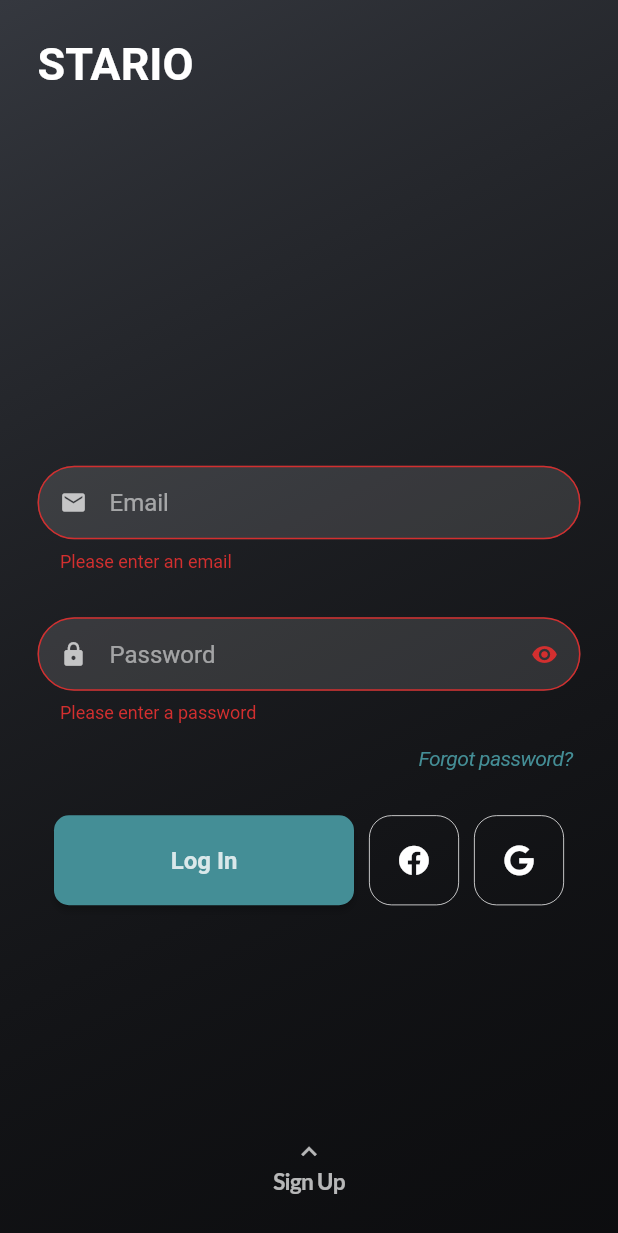
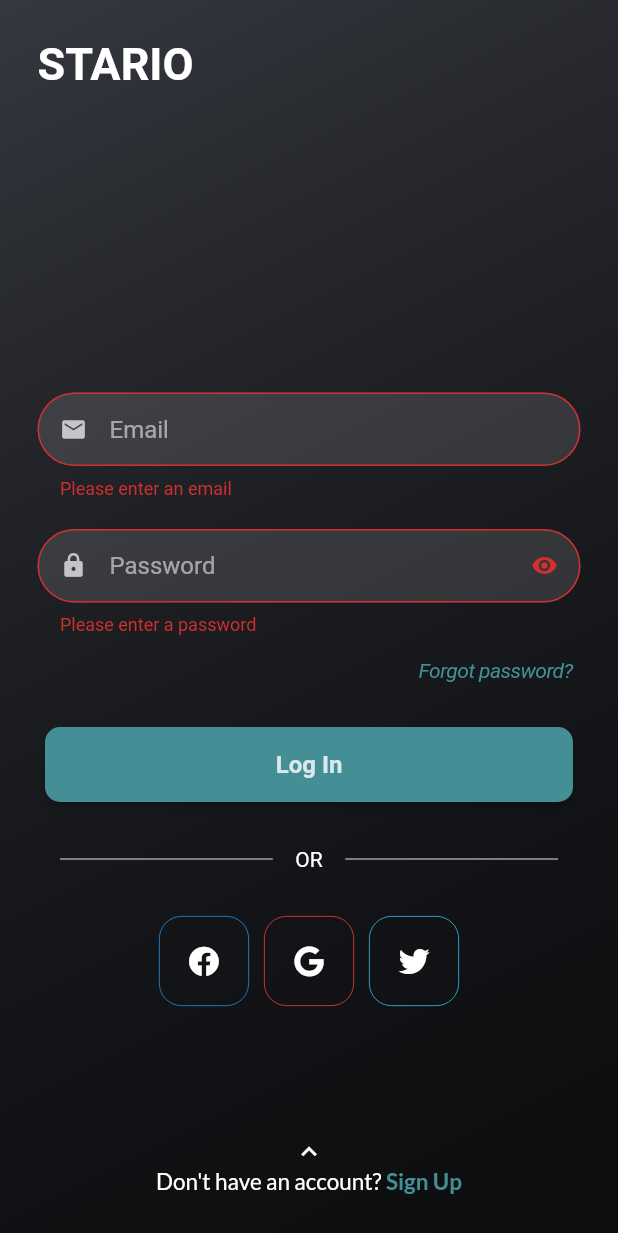
Before and after one commit to Vancarii/stario, a Flutter app: the screen it shows after launch, after a tap on "Log In", on a phone screen of 412 x 824 dp. Shown: the top 1233 px of the screen. Run offline on Flutter 3.47's test engine with Material 2 defaults, Android fonts, the phone set to English and light mode, and no system bars; drawn by our look-alikes of rounded_loading_button; our stand-ins replace bubble_tab_indicator, dots_indicator, firebase_auth, firebase_core, font_awesome_flutter, form_field_validator and 3 more; missing offline and left inert: extended_tabs; accounts and stored records are empty.

Commit message:
reorganized login page ui

```diff
--- a/lib/src/core/auth/login/login_page.dart
+++ b/lib/src/core/auth/login/login_page.dart
@@ -27,6 +27,8 @@ class _LoginPageState extends State<LoginPage> {
 
   bool passwordIsVisible = false;
 
+  bool loginButtonPressed = false;
+
   String _loginUsername;
   String _loginEmail;
   String _loginPassword;
@@ -34,14 +36,14 @@ class _LoginPageState extends State<LoginPage> {
   String emailErrorMessage;
   String passwordErrorMessage;
 
-  bool loginButtonPressed = false;
-  bool showSpinner = false;
+  String logInErrorMessage;
+
   @override
   Widget build(BuildContext context) {
-    return SafeArea(
-      child: Scaffold(
+    return Scaffold(
       resizeToAvoidBottomInset: true,
-        body: SingleChildScrollView(
+      body: SafeArea(
+        child: SingleChildScrollView(
           physics: ClampingScrollPhysics(),
           child: Container(
             height: MediaQuery.of(context).size.height - MediaQuery.of(context).padding.top,
@@ -54,12 +56,18 @@ class _LoginPageState extends State<LoginPage> {
             )),
             alignment: Alignment.center,
             child: Column(
-              mainAxisSize: MainAxisSize.min,
-              mainAxisAlignment: MainAxisAlignment.spaceEvenly,
+              //mainAxisAlignment: MainAxisAlignment.spaceBetween,
               children: [
-                introTitle(),
+                Expanded(flex: 2, child: introTitle()),
                 inputTextFields(),
-                buttonsRow(),
+                Expanded(
+                    flex: 1,
+                    child: Column(
+                      mainAxisAlignment: MainAxisAlignment.end,
+                      children: [
+                        signUpButton(),
+                      ],
+                    )),
               ],
             ),
           ),
@@ -69,23 +77,13 @@ class _LoginPageState extends State<LoginPage> {
   }
 
   Widget introTitle() {
-    return Expanded(
-      child: Container(
-        child: Row(
-          children: [
-            Expanded(
-              child: Container(
+    return Container(
       alignment: Alignment.topLeft,
       child: Text(
         'STARIO',
         style: TextStyle(
           fontWeight: FontWeight.bold,
           fontSize: 30.0,
-                  ),
-                ),
-              ),
-            ),
-          ],
         ),
       ),
     );
@@ -100,7 +98,168 @@ class _LoginPageState extends State<LoginPage> {
           emailTextField(),
           passwordTextField(),
           forgotPasswordButton(),
+          logInButton(),
+          orDivider(),
+          buttonsRow(),
         ],
+      ),
+    );
+  }
+
+  Widget buttonsRow() {
+    return Row(
+      mainAxisAlignment: MainAxisAlignment.center,
+      children: [
+        otherLoginMethodButton(
+            icon: FontAwesomeIcons.facebook, onPressed: () {}, borderColor: Colors.blue),
+        otherLoginMethodButton(
+            icon: FontAwesomeIcons.google, onPressed: () {}, borderColor: Colors.red),
+        otherLoginMethodButton(
+            icon: FontAwesomeIcons.twitter, onPressed: () {}, borderColor: Colors.lightBlueAccent),
+      ],
+    );
+  }
+
+  Widget orDivider() {
+    return Padding(
+      padding: const EdgeInsets.symmetric(vertical: 15.0),
+      child: Row(
+        children: [
+          Expanded(
+            child: Divider(
+              indent: 15,
+              endIndent: 15,
+              color: Colors.white60,
+              thickness: 1,
+            ),
+          ),
+          Text('OR'),
+          Expanded(
+            child: Divider(
+              indent: 15,
+              endIndent: 15,
+              color: Colors.white60,
+              thickness: 1,
+            ),
+          ),
+        ],
+      ),
+    );
+  }
+
+  Widget logInButton() {
+    return Padding(
+      padding: const EdgeInsets.symmetric(vertical: 15.0, horizontal: 5.0),
+      child: RoundedLoadingButton(
+        borderRadius: 10.0,
+        color: Theme.of(context).accentColor,
+        width: MediaQuery.of(context).size.width,
+        child: Text(
+          'Log In',
+          style: TextStyle(
+            fontSize: 16,
+            color: Colors.white.withOpacity(0.8),
+            fontWeight: FontWeight.bold,
+          ),
+        ),
+        controller: _loginBtnController,
+        onPressed: () async {
+          setState(() {
+            _loginBtnController.start();
+
+            loginButtonPressed = true;
+            if (_loginEmail == null) {
+              emailErrorMessage = 'Please enter an email';
+            }
+            if (_loginPassword == null) {
+              passwordErrorMessage = 'Please enter a password';
+            }
+          });
+          print('$_loginUsername $_loginEmail $_loginPassword');
+          try {
+            final user = await _auth.signInWithEmailAndPassword(
+                email: _loginEmail, password: _loginPassword);
+            if (user != null) {
+              _loginBtnController.success();
+              //Navigator.of(context).popUntil((route) => route.isFirst);
+
+              //Save the user email so that it stays login
+              SharedPreferences prefs = await SharedPreferences.getInstance();
+              prefs.setString('email', '$_loginEmail');
+
+              Timer(
+                Duration(milliseconds: 500),
+                () {
+                  Navigator.pushAndRemoveUntil(
+                    context,
+                    MaterialPageRoute(
+                      builder: (context) => SongBottomSheet(),
+                    ),
+                    (Route<dynamic> route) => false,
+                  );
+                },
+              );
+            }
+          } catch (e) {
+            _loginBtnController.error();
+            print('errormessage: $e');
+            print('REPLACED ERROR MESSAGE' +
+                e.toString().substring(e.toString().indexOf(']') + 1, e.toString().length));
+          }
+        },
+      ),
+    );
+  }
+
+  Widget signUpButton() {
+    return CupertinoButton(
+      onPressed: () {
+        Navigator.of(context)
+            .push(RouteTransitions().slideUpJoinedTransitionType(LoginPage(), RegisterPage()));
+        //Navigator.push(context, MaterialPageRoute(builder: (context) => RegisterPage()));
+      },
+      padding: const EdgeInsets.all(0),
+      child: Container(
+        width: double.infinity,
+        /*decoration: BoxDecoration(
+            border: Border(
+              top: BorderSide(color: Colors.white60),
+            ),
+            color: Colors.transparent),*/
+        child: Column(
+          children: [
+            Icon(
+              Icons.keyboard_arrow_up,
+              color: Colors.white,
+            ),
+            RichText(
+              text: TextSpan(
+                text: 'Don\'t have an account? ',
+                style: GoogleFonts.lato(fontSize: 15.0),
+                children: [
+                  TextSpan(
+                    text: 'Sign Up',
+                    style: GoogleFonts.lato(
+                      color: Theme.of(context).accentColor,
+                      fontWeight: FontWeight.bold,
+                      fontSize: 15.0,
+                    ),
+                  ),
+                ],
+              ),
+            ),
+            /*Text(
+              'Don\'t have an account? Sign Up',
+              textAlign: TextAlign.end,
+              style: GoogleFonts.lato(
+                //fontStyle: FontStyle.italic,
+                color: Colors.white,
+                fontWeight: FontWeight.w600,
+                fontSize: 15.0,
+              ),
+            ),*/
+          ],
+        ),
       ),
     );
   }
@@ -109,12 +268,15 @@ class _LoginPageState extends State<LoginPage> {
     return CustomRoundedTextField(
       minLines: 1,
       maxLines: 1,
+      formatter: [
+        FilteringTextInputFormatter.allow(RegExp('[a-z0-9._-]')),
+      ],
       keyboard: TextInputType.name,
       keyboardAction: TextInputAction.next,
       labelText: 'Username',
       startIcon: Icon(Icons.account_circle),
       borderColor: Theme.of(context).primaryColor,
-      padding: const EdgeInsets.symmetric(vertical: 15.0),
+      padding: const EdgeInsets.symmetric(vertical: 10.0),
       onTextChanged: (userInput) {
         _loginBtnController.reset();
 
@@ -133,7 +295,7 @@ class _LoginPageState extends State<LoginPage> {
       labelText: 'Email',
       startIcon: Icon(Icons.email),
       borderColor: Theme.of(context).primaryColor,
-      padding: const EdgeInsets.symmetric(vertical: 15.0),
+      padding: const EdgeInsets.symmetric(vertical: 10.0),
       errorText: emailErrorMessage,
       onTextChanged: (emailInput) {
         _loginBtnController.reset();
@@ -191,7 +353,7 @@ class _LoginPageState extends State<LoginPage> {
       ),
       password: !passwordIsVisible,
       borderColor: Theme.of(context).primaryColor,
-      padding: const EdgeInsets.only(top: 15.0),
+      padding: const EdgeInsets.only(top: 10.0),
       errorText: passwordErrorMessage,
       onTextChanged: (passwordInput) {
         _loginBtnController.reset();
@@ -228,7 +390,8 @@ class _LoginPageState extends State<LoginPage> {
     );
   }
 
-  CupertinoButton otherLoginMethodButton({IconData icon, Function onPressed}) {
+  CupertinoButton otherLoginMethodButton(
+      {IconData icon, Function onPressed, Color borderColor = Colors.white}) {
     return CupertinoButton(
       padding: const EdgeInsets.symmetric(vertical: 15.0, horizontal: 5.0),
       child: Container(
@@ -239,7 +402,7 @@ class _LoginPageState extends State<LoginPage> {
             borderRadius: BorderRadius.all(Radius.circular(15.0)),
             color: Colors.transparent,
             border: Border.all(
-              color: Colors.white,
+              color: borderColor,
               width: 0.5,
             ),
           ),
@@ -250,156 +413,4 @@ class _LoginPageState extends State<LoginPage> {
       onPressed: onPressed,
     );
   }
-
-  Widget buttonsRow() {
-    return Expanded(
-      child: Column(
-        mainAxisAlignment: MainAxisAlignment.spaceBetween,
-        children: [
-          Row(
-            mainAxisAlignment: MainAxisAlignment.spaceEvenly,
-            mainAxisSize: MainAxisSize.min,
-            children: [
-              Padding(
-                padding: const EdgeInsets.symmetric(vertical: 15.0, horizontal: 5.0),
-                child: RoundedLoadingButton(
-                  borderRadius: 10.0,
-                  color: Theme.of(context).accentColor,
-                  width: 200,
-                  height: 60,
-                  child: Text(
-                    'Log In',
-                    style: TextStyle(
-                      fontSize: 16,
-                      color: Colors.white.withOpacity(0.8),
-                      fontWeight: FontWeight.bold,
-                    ),
-                  ),
-                  controller: _loginBtnController,
-                  onPressed: () async {
-                    setState(() {
-                      _loginBtnController.start();
-
-                      loginButtonPressed = true;
-                      if (_loginEmail == null) {
-                        emailErrorMessage = 'Please enter an email';
 }
-                      if (_loginPassword == null) {
-                        passwordErrorMessage = 'Please enter a password';
-                      }
-                    });
-                    print('$_loginUsername $_loginEmail $_loginPassword');
-                    try {
-                      final user = await _auth.signInWithEmailAndPassword(
-                          email: _loginEmail, password: _loginPassword);
-                      if (user != null) {
-                        _loginBtnController.success();
-                        //Navigator.of(context).popUntil((route) => route.isFirst);
-
-                        //Save the user email so that it stays login
-                        SharedPreferences prefs = await SharedPreferences.getInstance();
-                        prefs.setString('email', '$_loginEmail');
-
-                        Timer(
-                          Duration(milliseconds: 500),
-                          () {
-                            Navigator.pushAndRemoveUntil(
-                              context,
-                              MaterialPageRoute(
-                                builder: (context) => SongBottomSheet(),
-                              ),
-                              (Route<dynamic> route) => false,
-                            );
-                          },
-                        );
-                      }
-                    } catch (e) {
-                      _loginBtnController.error();
-                      print(e);
-                    }
-                  },
-                ),
-              ),
-              /*CupertinoButton(
-                padding: const EdgeInsets.symmetric(vertical: 15.0, horizontal: 5.0),
-                onPressed: () async {
-                  setState(() {
-                    loginButtonPressed = true;
-                    if (_loginEmail == null) {
-                      emailErrorMessage = 'Please enter an email';
-                    }
-                    if (_loginPassword == null) {
-                      passwordErrorMessage = 'Please enter a password';
-                    }
-                  });
-                  print('$_loginUsername $_loginEmail $_loginPassword');
-                  try {
-                    final user = await _auth.signInWithEmailAndPassword(
-                        email: _loginEmail, password: _loginPassword);
-                    if (user != null) {
-                      Navigator.push(
-                          context, MaterialPageRoute(builder: (context) => SongBottomSheet()));
-                    }
-                  } catch (e) {
-                    print(e);
-                  }
-                },
-                child: Container(
-                  width: 200,
-                  height: 60,
-                  alignment: Alignment.center,
-                  decoration: BoxDecoration(
-                    borderRadius: BorderRadius.all(Radius.circular(15.0)),
-                    color: Theme.of(context).accentColor,
-                    boxShadow: [
-                      BoxShadow(
-                          color: Colors.black,
-                          blurRadius: 2,
-                          spreadRadius: 2,
-                          offset: Offset(2, 2)),
-                    ],
-                  ),
-                  child: Text(
-                    'Log In',
-                    style: TextStyle(
-                      color: Colors.white.withOpacity(0.8),
-                      fontWeight: FontWeight.bold,
-                    ),
-                  ),
-                ),
-              ),*/
-              otherLoginMethodButton(icon: FontAwesomeIcons.facebook, onPressed: () {}),
-              otherLoginMethodButton(icon: FontAwesomeIcons.google, onPressed: () {}),
-            ],
-          ),
-          CupertinoButton(
-            onPressed: () {
-              Navigator.of(context).push(
-                  RouteTransitions().slideUpJoinedTransitionType(LoginPage(), RegisterPage()));
-              //Navigator.push(context, MaterialPageRoute(builder: (context) => RegisterPage()));
-            },
-            padding: const EdgeInsets.all(0),
-            child: Column(
-              children: [
-                Icon(
-                  Icons.keyboard_arrow_up,
-                  color: Colors.white70,
-                ),
-                Text(
-                  'Sign Up',
-                  textAlign: TextAlign.end,
-                  style: GoogleFonts.lato(
-                    //fontStyle: FontStyle.italic,
-                    color: Colors.white70,
-                    fontWeight: FontWeight.w600,
-                    fontSize: 15.0,
-                  ),
-                ),
-              ],
-            ),
-          ),
-        ],
-      ),
-    );
-  }
-}
--- a/lib/src/core/auth/register/register_page.dart
+++ b/lib/src/core/auth/register/register_page.dart
@@ -33,6 +33,8 @@ class _RegisterPageState extends State<RegisterPage> {
   String usernameErrorMessage;
   String emailErrorMessage;
   String passwordErrorMessage;
+
+  bool passwordIsVisible = false;
 
   bool _registerButtonPressed = false;
 
@@ -254,7 +256,15 @@ class _RegisterPageState extends State<RegisterPage> {
               keyboardAction: TextInputAction.done,
               labelText: 'Password',
               startIcon: Icon(Icons.lock),
-              password: true,
+              endIcon: IconButton(
+                icon: passwordIsVisible ? Icon(Icons.visibility_off) : Icon(Icons.visibility),
+                onPressed: () {
+                  setState(() {
+                    passwordIsVisible = !passwordIsVisible;
+                  });
+                },
+              ),
+              password: !passwordIsVisible,
               borderColor: Theme.of(context).primaryColor,
               padding: const EdgeInsets.symmetric(vertical: 15.0),
               errorText: passwordErrorMessage,
```
Lines whose indentation alone changed are shown as unchanged.
